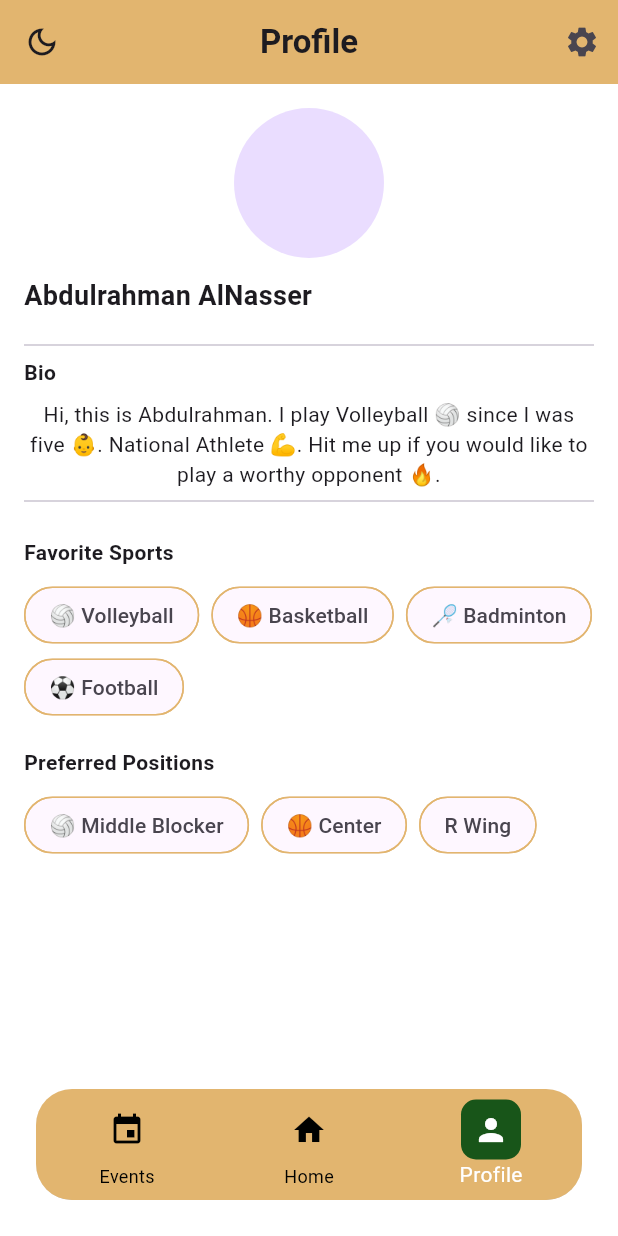
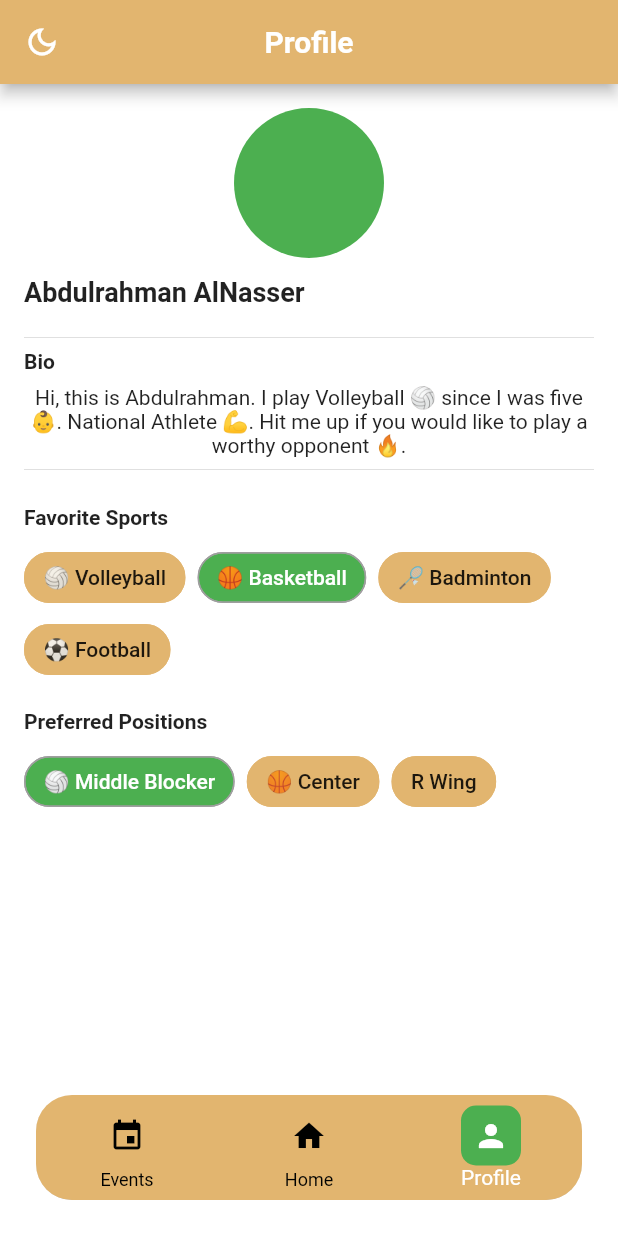
Before and after one commit to yousef1mb/KFUPM_Sports, a Flutter app: the screen it shows after launch, item 3 of the bottom bar chosen, on a phone screen of 412 x 824 dp. Run offline on Flutter 3.47's test engine with Material 3 defaults, Android fonts, the phone set to English and light mode, and no system bars; our stand-ins replace cloud_firestore, firebase_auth, firebase_core, riverpod, riverpod_annotation; accounts and stored records are empty; generated files the repository leaves out were written again.

Commit message:
Simple Changes

```diff
--- a/lib/core/theme/app_colors.dart
+++ b/lib/core/theme/app_colors.dart
@@ -4,7 +4,7 @@ class AppColors {
   static const Color primary = Color(0xFFFFFFFF);
   static const Color secondary = Color(0xFFFFE9C6);
   static const Color navigationBar = Color(0xFFE2B56F);
-  static const Color navigationBarHighlight = Color(0xFF185519);
+  static const Color navigationBarHighlight = Colors.green;
   static const Color headLineFontColor = Color(0xFF000100);
   static const Color headLineBorderColor = Color(0xFF543E1D);
 }
--- a/lib/features/main_page/presentation/views/profile_page_view.dart
+++ b/lib/features/main_page/presentation/views/profile_page_view.dart
@@ -22,14 +22,6 @@ class ProfilePageView extends StatelessWidget {
             // Add functionality here
           },
         ),
-        actions: [
-          IconButton(
-            icon: const Icon(Icons.settings),
-            onPressed: () {
-              // Add functionality here
-            },
-          ),
-        ],
       ),
       body: Padding(
         padding: const EdgeInsets.all(16.0),
@@ -38,6 +30,7 @@ class ProfilePageView extends StatelessWidget {
             // Profile Picture and Name
             const CircleAvatar(
               radius: 50,
+              backgroundColor: Colors.green,
             ),
             const SizedBox(height: 12),
             const Text(
@@ -90,13 +83,18 @@ class ProfilePageView extends StatelessWidget {
                     side: const BorderSide(
                         color: AppColors.navigationBar), // Border only
                   ),
+                  backgroundColor: const Color(0xFFE2B56F),
                 ),
                 Chip(
-                  label: const Text("🏀 Basketball"),
+                  label: const Text(
+                    "🏀 Basketball",
+                    style: TextStyle(color: Colors.white),
+                  ),
                   shape: RoundedRectangleBorder(
                     borderRadius: BorderRadius.circular(20),
-                    side: const BorderSide(color: AppColors.navigationBar),
+                    side: const BorderSide(color: Colors.grey),
                   ),
+                  backgroundColor: Colors.green,
                 ),
                 Chip(
                   label: const Text("🏸 Badminton"),
@@ -104,6 +102,7 @@ class ProfilePageView extends StatelessWidget {
                     borderRadius: BorderRadius.circular(20),
                     side: const BorderSide(color: AppColors.navigationBar),
                   ),
+                  backgroundColor: const Color(0xFFE2B56F),
                 ),
                 Chip(
                   label: const Text("⚽ Football"),
@@ -111,6 +110,7 @@ class ProfilePageView extends StatelessWidget {
                     borderRadius: BorderRadius.circular(20),
                     side: const BorderSide(color: AppColors.navigationBar),
                   ),
+                  backgroundColor: const Color(0xFFE2B56F),
                 ),
               ],
             ),
@@ -129,11 +129,17 @@ class ProfilePageView extends StatelessWidget {
               spacing: 8,
               children: [
                 Chip(
-                  label: const Text("🏐 Middle Blocker"),
+                  label: const Text(
+                    "🏐 Middle Blocker",
+                    style: TextStyle(
+                      color: Colors.white,
+                    ),
+                  ),
                   shape: RoundedRectangleBorder(
                     borderRadius: BorderRadius.circular(20),
-                    side: const BorderSide(color: AppColors.navigationBar),
+                    side: const BorderSide(color: Colors.grey),
                   ),
+                  backgroundColor: Colors.green,
                 ),
                 Chip(
                   label: const Text("🏀 Center"),
@@ -141,6 +147,7 @@ class ProfilePageView extends StatelessWidget {
                     borderRadius: BorderRadius.circular(20),
                     side: const BorderSide(color: AppColors.navigationBar),
                   ),
+                  backgroundColor: const Color(0xFFE2B56F),
                 ),
                 Chip(
                   label: const Text("R Wing"),
@@ -148,6 +155,7 @@ class ProfilePageView extends StatelessWidget {
                     borderRadius: BorderRadius.circular(20),
                     side: const BorderSide(color: AppColors.navigationBar),
                   ),
+                  backgroundColor: const Color(0xFFE2B56F),
                 ),
               ],
             ),
--- a/lib/features/main_page/presentation/widgets/match_card.dart
+++ b/lib/features/main_page/presentation/widgets/match_card.dart
@@ -40,7 +40,7 @@ class _MatchCardState extends State<MatchCard> {
                 colorFilter: widget.event.imageUrl == "assets/images/black.jpg"
                     ? const ColorFilter.mode(Colors.white, BlendMode.clear)
                     : const ColorFilter.mode(Colors.white, BlendMode.color),
-                child: Image.asset(
+                child: Image.network(
                   widget.event.imageUrl,
                   fit: BoxFit.cover,
                   width: double.infinity,
--- a/lib/main.dart
+++ b/lib/main.dart
@@ -30,7 +30,9 @@ class KFUPMSportsApp extends StatelessWidget {
       child: MaterialApp(
         debugShowCheckedModeBanner: false,
         theme: ThemeData(
-            primarySwatch: Colors.green, scaffoldBackgroundColor: Colors.white),
+            useMaterial3: false,
+            primarySwatch: Colors.green,
+            scaffoldBackgroundColor: Colors.white),
         home: const PagesView(),
       ),
     );
```
Also changed, not shown: lib/features/main_page/presentation/views/add_event_view.dart (+26 -4 lines), lib/features/main_page/presentation/views/main_page_view.dart (+52 -0 lines).
